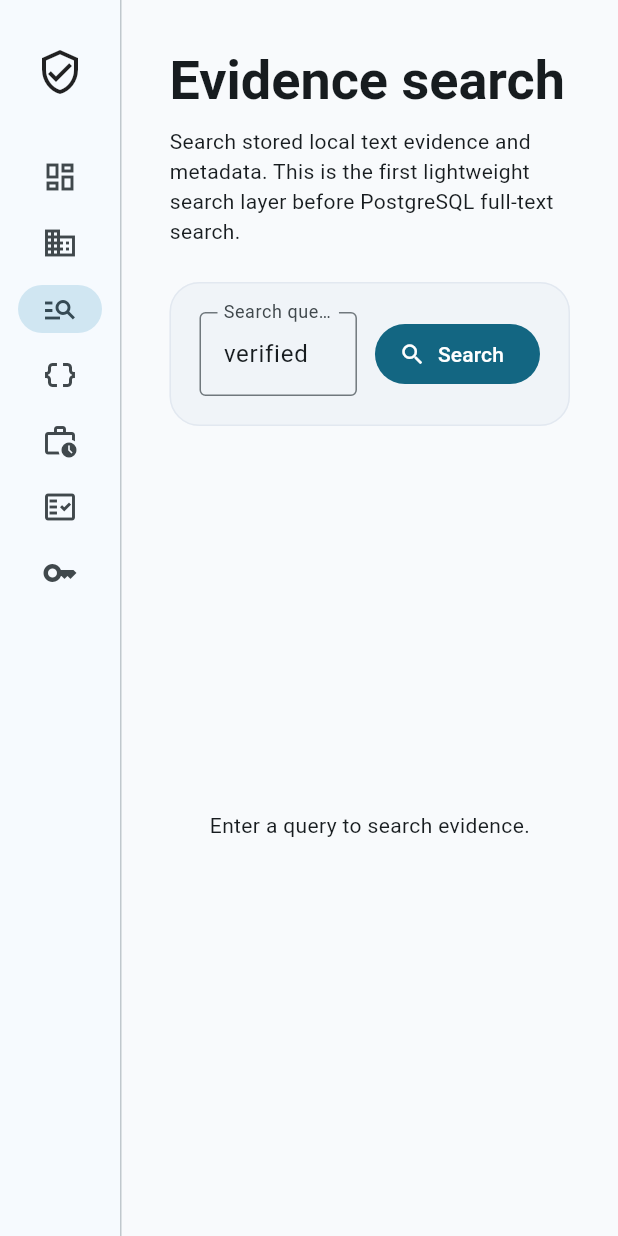
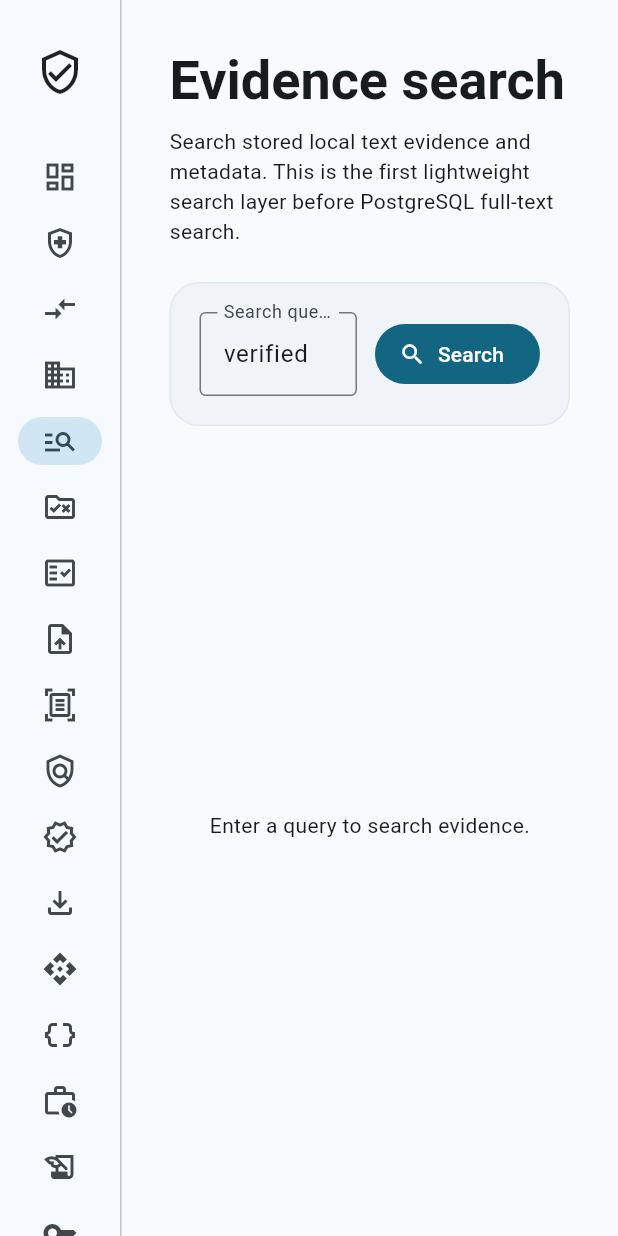
Before and after one commit to metapointgg/trustvault, a Flutter app: the screen it shows after launch, after a tap on "Search", on a phone screen of 412 x 824 dp. Run offline on Flutter 3.47's test engine with Material 3 defaults, Android fonts, the phone set to English and light mode, and no system bars; our stand-ins replace dio, go_router; network calls fail.

Commit message:
Expose full TrustVault product surface in Flutter navigation

```diff
--- a/frontend/trustvault_app/lib/shared/app_shell.dart
+++ b/frontend/trustvault_app/lib/shared/app_shell.dart
@@ -5,6 +5,26 @@ class AppShell extends StatelessWidget {
   const AppShell({super.key, required this.child});
 
   final Widget child;
+
+  static const List<_Destination> _destinations = [
+    _Destination('/', 'Dashboard', Icons.dashboard_outlined, Icons.dashboard),
+    _Destination('/health', 'Health', Icons.health_and_safety_outlined, Icons.health_and_safety),
+    _Destination('/comparison', 'Comparison', Icons.compare_arrows_outlined, Icons.compare_arrows),
+    _Destination('/customers', 'Customers', Icons.business_outlined, Icons.business),
+    _Destination('/search', 'Search', Icons.manage_search_outlined, Icons.manage_search),
+    _Destination('/completeness', 'Completeness', Icons.rule_folder_outlined, Icons.rule_folder),
+    _Destination('/rulesets', 'Rulesets', Icons.fact_check_outlined, Icons.fact_check),
+    _Destination('/ingestion', 'Ingestion', Icons.upload_file_outlined, Icons.upload_file),
+    _Destination('/extraction', 'Extraction', Icons.document_scanner_outlined, Icons.document_scanner),
+    _Destination('/retention', 'Retention', Icons.policy_outlined, Icons.policy),
+    _Destination('/integrity', 'Integrity', Icons.verified_outlined, Icons.verified),
+    _Destination('/export', 'Export', Icons.file_download_outlined, Icons.file_download),
+    _Destination('/api', 'API', Icons.api_outlined, Icons.api),
+    _Destination('/fits', 'FITS', Icons.data_object_outlined, Icons.data_object),
+    _Destination('/jobs', 'Jobs', Icons.work_history_outlined, Icons.work_history),
+    _Destination('/audit', 'Audit', Icons.history_edu_outlined, Icons.history_edu),
+    _Destination('/licence', 'Licence', Icons.key_outlined, Icons.key),
+  ];
 
   @override
   Widget build(BuildContext context) {
@@ -14,74 +34,22 @@ class AppShell extends StatelessWidget {
       body: Row(
         children: [
           NavigationRail(
-            extended: MediaQuery.of(context).size.width > 980,
+            extended: MediaQuery.of(context).size.width > 1160,
             selectedIndex: _selectedIndex(location),
-            onDestinationSelected: (index) {
-              switch (index) {
-                case 0:
-                  context.go('/');
-                  break;
-                case 1:
-                  context.go('/entities');
-                  break;
-                case 2:
-                  context.go('/search');
-                  break;
-                case 3:
-                  context.go('/fits');
-                  break;
-                case 4:
-                  context.go('/jobs');
-                  break;
-                case 5:
-                  context.go('/audit');
-                  break;
-                case 6:
-                  context.go('/licence');
-                  break;
-              }
-            },
+            onDestinationSelected: (index) => context.go(_destinations[index].path),
             leading: const Padding(
               padding: EdgeInsets.symmetric(vertical: 24),
               child: Icon(Icons.verified_user_outlined, size: 32),
             ),
-            destinations: const [
-              NavigationRailDestination(
-                icon: Icon(Icons.dashboard_outlined),
-                selectedIcon: Icon(Icons.dashboard),
-                label: Text('Dashboard'),
-              ),
-              NavigationRailDestination(
-                icon: Icon(Icons.business_outlined),
-                selectedIcon: Icon(Icons.business),
-                label: Text('Entities'),
-              ),
-              NavigationRailDestination(
-                icon: Icon(Icons.manage_search_outlined),
-                selectedIcon: Icon(Icons.manage_search),
-                label: Text('Search'),
-              ),
-              NavigationRailDestination(
-                icon: Icon(Icons.data_object_outlined),
-                selectedIcon: Icon(Icons.data_object),
-                label: Text('FITS'),
-              ),
-              NavigationRailDestination(
-                icon: Icon(Icons.work_history_outlined),
-                selectedIcon: Icon(Icons.work_history),
-                label: Text('Jobs'),
-              ),
-              NavigationRailDestination(
-                icon: Icon(Icons.fact_check_outlined),
-                selectedIcon: Icon(Icons.fact_check),
-                label: Text('Audit'),
-              ),
-              NavigationRailDestination(
-                icon: Icon(Icons.key_outlined),
-                selectedIcon: Icon(Icons.key),
-                label: Text('Licence'),
-              ),
-            ],
+            destinations: _destinations
+                .map(
+                  (item) => NavigationRailDestination(
+                    icon: Icon(item.icon),
+                    selectedIcon: Icon(item.selectedIcon),
+                    label: Text(item.label),
+                  ),
+                )
+                .toList(),
           ),
           const VerticalDivider(width: 1),
           Expanded(child: child),
@@ -91,12 +59,20 @@ class AppShell extends StatelessWidget {
   }
 
   int _selectedIndex(String location) {
-    if (location.startsWith('/entities')) return 1;
-    if (location.startsWith('/search')) return 2;
-    if (location.startsWith('/fits')) return 3;
-    if (location.startsWith('/jobs')) return 4;
-    if (location.startsWith('/audit')) return 5;
-    if (location.startsWith('/licence')) return 6;
+    for (var i = 0; i < _destinations.length; i++) {
+      final path = _destinations[i].path;
+      if (path == '/' && location == '/') return i;
+      if (path != '/' && location.startsWith(path)) return i;
+    }
     return 0;
   }
 }
+
+class _Destination {
+  const _Destination(this.path, this.label, this.icon, this.selectedIcon);
+
+  final String path;
+  final String label;
+  final IconData icon;
+  final IconData selectedIcon;
+}
```
